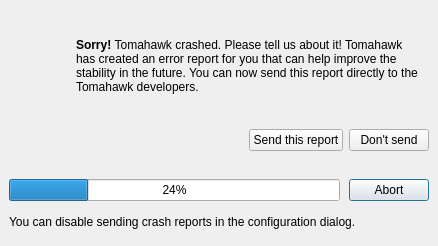
tomahawk-player/tomahawk, file src/breakpad/CrashReporter/CrashReporter.ui: the form before one commit.
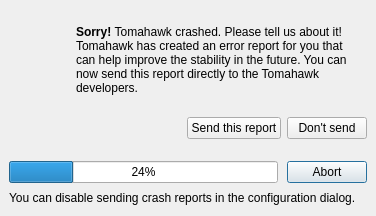
The form after the commit.

Commit message: * Automatically adjust crash-reporter's window size.

```diff
--- a/src/breakpad/CrashReporter/CrashReporter.ui
+++ b/src/breakpad/CrashReporter/CrashReporter.ui
@@ -9,8 +9,8 @@
    <rect>
     <x>0</x>
     <y>0</y>
-    <width>438</width>
-    <height>246</height>
+    <width>376</width>
+    <height>216</height>
    </rect>
   </property>
   <property name="sizePolicy">
```
The commit also changes 1 other file.
